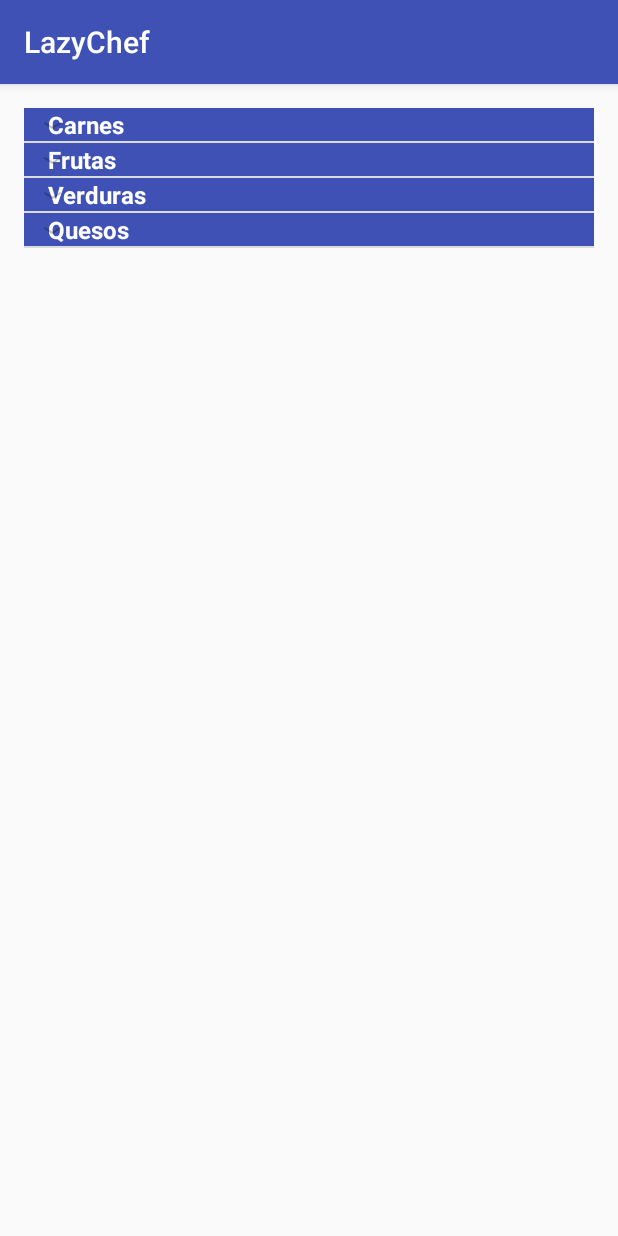
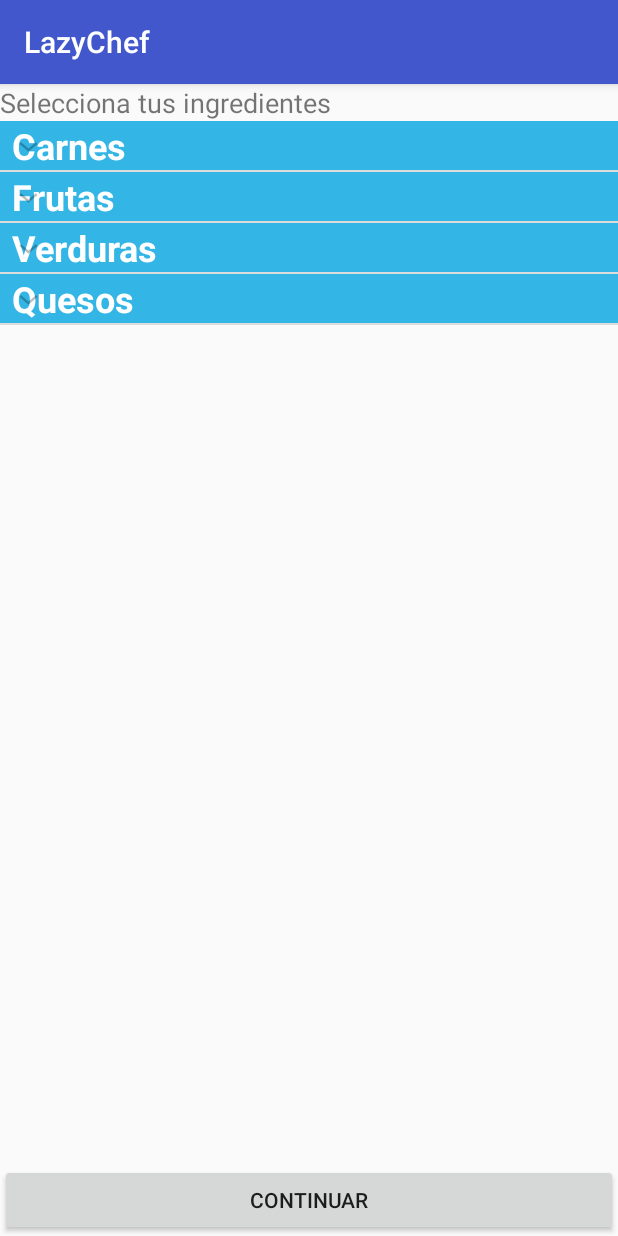
Before and after one commit to Charizard12/LazyChef, an Android app: the screen it shows after launch (MainActivity), on a phone screen of 412 x 824 dp. Run offline under Robolectric (Android 15) with nearby library versions, the phone set to English and light mode, and no system bars.

Commit message:
Finalmente se pudo guardar la seleccion, ya se puede obtener los datos seleccionados Se agregaron 4 recursos de imagen

```diff
--- a/app/src/main/java/project/lazychef/alicm/lazychef/Ingredient.java
+++ b/app/src/main/java/project/lazychef/alicm/lazychef/Ingredient.java
@@ -6,13 +6,15 @@ package project.lazychef.alicm.lazychef;
 
 public class Ingredient {
 
+    int id;
     int imageResource;
     String ingredientName;
     boolean checked = false;
 
-    public Ingredient(int imageResource, String ingredientName) {
+    public Ingredient(int imageResource, String ingredientName, int id) {
         this.imageResource = imageResource;
         this.ingredientName = ingredientName;
+        this.id = id;
     }
 
     public int getImageResource() {
@@ -38,4 +40,12 @@ public class Ingredient {
     public void setChecked(boolean checked) {
         this.checked = checked;
     }
+
+    public void setId(int id){
+        this.id = id;
+    }
+
+    public int getId(){
+        return id;
+    }
 }
--- a/app/src/main/java/project/lazychef/alicm/lazychef/MainActivity.java
+++ b/app/src/main/java/project/lazychef/alicm/lazychef/MainActivity.java
@@ -2,19 +2,24 @@ package project.lazychef.alicm.lazychef;
 
 import android.support.v7.app.AppCompatActivity;
 import android.os.Bundle;
+import android.view.View;
 import android.widget.CompoundButton;
 import android.widget.ExpandableListView;
+import android.widget.Toast;
 
 import java.util.ArrayList;
+import java.util.Arrays;
 import java.util.HashMap;
 import java.util.List;
+import java.util.Map;
 
 public class MainActivity extends AppCompatActivity implements android.widget.CompoundButton.OnCheckedChangeListener {
 
     private ExpandableListView expandableListView;
     private ExpandableListAdapter expandableListAdapter;
     private List<String> listHeaders;
-    private HashMap<String, List<Ingredient>> ingredientMap;
+    private HashMap<String, List<Ingredient>> ingredientMap = null;
+    private List<String> selectedIngredients;
 
     @Override
     protected void onCreate(Bundle savedInstanceState) {
@@ -25,7 +30,6 @@ public class MainActivity extends AppCompatActivity implements android.widget.Co
         initData();
         expandableListAdapter = new ExpandableListAdapter(this, listHeaders, ingredientMap);
         expandableListView.setAdapter(expandableListAdapter);
-
     }
 
     private void initData(){
@@ -38,28 +42,28 @@ public class MainActivity extends AppCompatActivity implements android.widget.Co
         listHeaders.add("Quesos");
 
         List<Ingredient> carnes = new ArrayList<>();
-        carnes.add(new Ingredient(R.mipmap.ic_launcher, "bistek"));
-        carnes.add(new Ingredient(R.mipmap.ic_launcher, "cecina"));
-        carnes.add(new Ingredient(R.mipmap.ic_launcher, "costilla"));
-        carnes.add(new Ingredient(R.mipmap.ic_launcher, "chuleta"));
+        carnes.add(new Ingredient(R.mipmap.ic_launcher, "bistek", 0));
+        carnes.add(new Ingredient(R.mipmap.ic_launcher, "cecina", 1));
+        carnes.add(new Ingredient(R.mipmap.ic_launcher, "costilla", 2));
+        carnes.add(new Ingredient(R.mipmap.ic_launcher, "chuleta", 3));
 
         List<Ingredient> frutas = new ArrayList<>();
-        frutas.add(new Ingredient(R.mipmap.ic_launcher, "platano"));
-        frutas.add(new Ingredient(R.mipmap.ic_launcher, "fresa"));
-        frutas.add(new Ingredient(R.mipmap.ic_launcher, "manzana"));
-        frutas.add(new Ingredient(R.mipmap.ic_launcher, "papaya"));
+        frutas.add(new Ingredient(R.drawable.banana, "platano", 4));
+        frutas.add(new Ingredient(R.drawable.strawberry, "fresa", 5));
+        frutas.add(new Ingredient(R.drawable.apple, "manzana", 6));
+        frutas.add(new Ingredient(R.drawable.papaia, "papaya", 7));
 
         List<Ingredient> verduras = new ArrayList<>();
-        verduras.add(new Ingredient(R.mipmap.ic_launcher, "pepino"));
-        verduras.add(new Ingredient(R.mipmap.ic_launcher, "zanahoria"));
-        verduras.add(new Ingredient(R.mipmap.ic_launcher, "lechuga"));
-        verduras.add(new Ingredient(R.mipmap.ic_launcher, "espinaca"));
+        verduras.add(new Ingredient(R.mipmap.ic_launcher, "pepino", 8));
+        verduras.add(new Ingredient(R.mipmap.ic_launcher, "zanahoria", 9));
+        verduras.add(new Ingredient(R.mipmap.ic_launcher, "lechuga", 10));
+        verduras.add(new Ingredient(R.mipmap.ic_launcher, "espinaca", 11));
 
         List<Ingredient> quesos = new ArrayList<>();
-        quesos.add(new Ingredient(R.mipmap.ic_launcher, "oaxaca"));
-        quesos.add(new Ingredient(R.mipmap.ic_launcher, "panela"));
-        quesos.add(new Ingredient(R.mipmap.ic_launcher, "manchego"));
-        quesos.add(new Ingredient(R.mipmap.ic_launcher, "amarillo"));
+        quesos.add(new Ingredient(R.mipmap.ic_launcher, "oaxaca", 12));
+        quesos.add(new Ingredient(R.mipmap.ic_launcher, "panela", 13));
+        quesos.add(new Ingredient(R.mipmap.ic_launcher, "manchego", 14));
+        quesos.add(new Ingredient(R.mipmap.ic_launcher, "amarillo", 15));
 
         ingredientMap.put(listHeaders.get(0), carnes);
         ingredientMap.put(listHeaders.get(1), frutas);
@@ -70,6 +74,33 @@ public class MainActivity extends AppCompatActivity implements android.widget.Co
 
     }
 
+    public void continuar(View v){
+        if(ingredientMap != null){
+            selectedIngredients = new ArrayList<>();
+            for(Map.Entry<String, List<Ingredient>> entry : ingredientMap.entrySet()){
+                String key =  entry.getKey();
+                List<Ingredient> ing = entry.getValue();
+                getSelectedIngredients(ing);
+                System.out.println(key);
+            }
+            if(selectedIngredients.isEmpty()){
+                System.out.println("no has seleccionado ingredientes");
+                Toast.makeText(MainActivity.this, "No has seleccionado ingredientes", Toast.LENGTH_SHORT).show();
+            }else
+                Toast.makeText(MainActivity.this, Arrays.toString(selectedIngredients.toArray()) + "Seleccionados", Toast.LENGTH_SHORT).show();
+            System.out.println(Arrays.toString(selectedIngredients.toArray()));
+        }
+    }
+
+    public void getSelectedIngredients(List<Ingredient> selectedOnes){
+        for(Ingredient ingredientes : selectedOnes){
+            if(ingredientes.isChecked()){
+                String ingredientName = ingredientes.getIngredientName();
+                selectedIngredients.add(ingredientName);
+            }
+        }
+    }
+
     @Override
     public void onCheckedChanged(CompoundButton buttonView, boolean isChecked) {
 
--- a/app/src/main/res/layout/activity_main.xml
+++ b/app/src/main/res/layout/activity_main.xml
@@ -1,18 +1,33 @@
 <?xml version="1.0" encoding="utf-8"?>
-<RelativeLayout xmlns:android="http://schemas.android.com/apk/res/android"
+<LinearLayout xmlns:android="http://schemas.android.com/apk/res/android"
     xmlns:tools="http://schemas.android.com/tools"
     android:id="@+id/activity_main"
     android:layout_width="match_parent"
     android:layout_height="match_parent"
-    android:paddingBottom="@dimen/activity_vertical_margin"
-    android:paddingLeft="@dimen/activity_horizontal_margin"
-    android:paddingRight="@dimen/activity_horizontal_margin"
-    android:paddingTop="@dimen/activity_vertical_margin"
+    android:orientation="vertical"
     tools:context="project.lazychef.alicm.lazychef.MainActivity">
+
+    <TextView
+        android:layout_width="wrap_content"
+        android:layout_height="wrap_content"
+        android:text="Selecciona tus ingredientes"
+        android:textSize="18dp"
+        android:id="@+id/SelectTV"/>
 
     <ExpandableListView
         android:id="@+id/expandableLv"
         android:layout_width="match_parent"
-        android:layout_height="match_parent"></ExpandableListView>
+        android:layout_height="0dp"
+        android:childDivider="#ffffff"
+        android:layout_weight="1"
+        ></ExpandableListView>
 
-</RelativeLayout>
+    <Button
+        android:layout_width="match_parent"
+        android:layout_height="wrap_content"
+        android:text="Continuar"
+        android:onClick="continuar"
+        />
+
+
+</LinearLayout>
--- a/app/src/main/res/layout/ingredient_item.xml
+++ b/app/src/main/res/layout/ingredient_item.xml
@@ -8,9 +8,10 @@
     >
 
     <ImageView
+        android:id="@+id/ingredientImg"
         android:layout_width="24dp"
         android:layout_height="24dp"
-        android:src="@mipmap/ic_launcher"
+        android:src="@drawable/banana"
         android:layout_gravity="center_vertical"
         />
 
--- a/app/src/main/res/layout/listgroup_header.xml
+++ b/app/src/main/res/layout/listgroup_header.xml
@@ -4,15 +4,15 @@
     android:orientation="vertical"
     android:layout_width="match_parent"
     android:layout_height="wrap_content"
-    android:background="@color/colorPrimary"
+    android:background="@android:color/holo_blue_light"
     >
 
     <TextView
         android:id="@+id/listgroupHeaderTv"
-        android:textSize="16sp"
+        android:textSize="24sp"
         android:layout_width="match_parent"
         android:layout_height="wrap_content"
-        android:paddingLeft="16dp"
+        android:paddingLeft="8dp"
         tools:text="Group Header"
 
         android:textColor="@android:color/white" />
--- /dev/null
+++ b/app/src/main/res/layout/options_dialog.xml
@@ -0,0 +1,6 @@
+<?xml version="1.0" encoding="utf-8"?>
+<LinearLayout xmlns:android="http://schemas.android.com/apk/res/android"
+    android:orientation="vertical" android:layout_width="match_parent"
+    android:layout_height="match_parent">
+
+</LinearLayout>
--- a/app/src/main/res/values/colors.xml
+++ b/app/src/main/res/values/colors.xml
@@ -1,6 +1,6 @@
 <?xml version="1.0" encoding="utf-8"?>
 <resources>
-    <color name="colorPrimary">#3F51B5</color>
+    <color name="colorPrimary">#4257cb</color>
     <color name="colorPrimaryDark">#303F9F</color>
     <color name="colorAccent">#FF4081</color>
 </resources>
```
Also changed, not shown: app/src/main/java/project/lazychef/alicm/lazychef/ExpandableListAdapter.java (+47 -13 lines), app/src/main/res/drawable/apple.png (added), app/src/main/res/drawable/papaia.png (added), app/src/main/res/drawable/strawberry.png (added).
